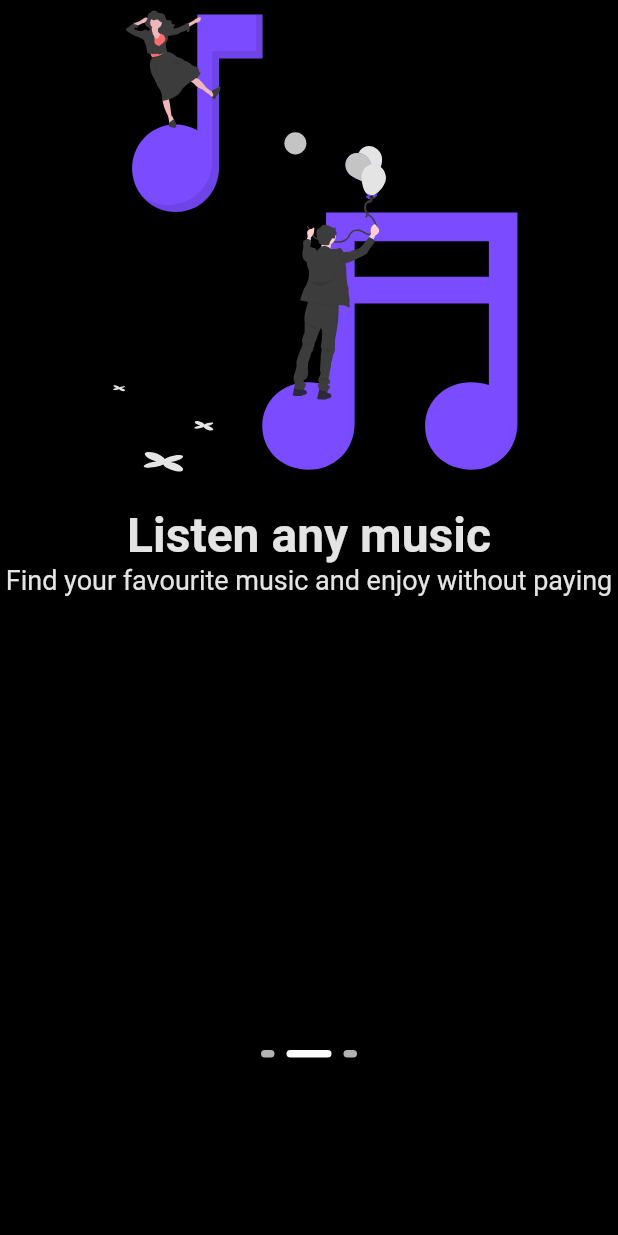
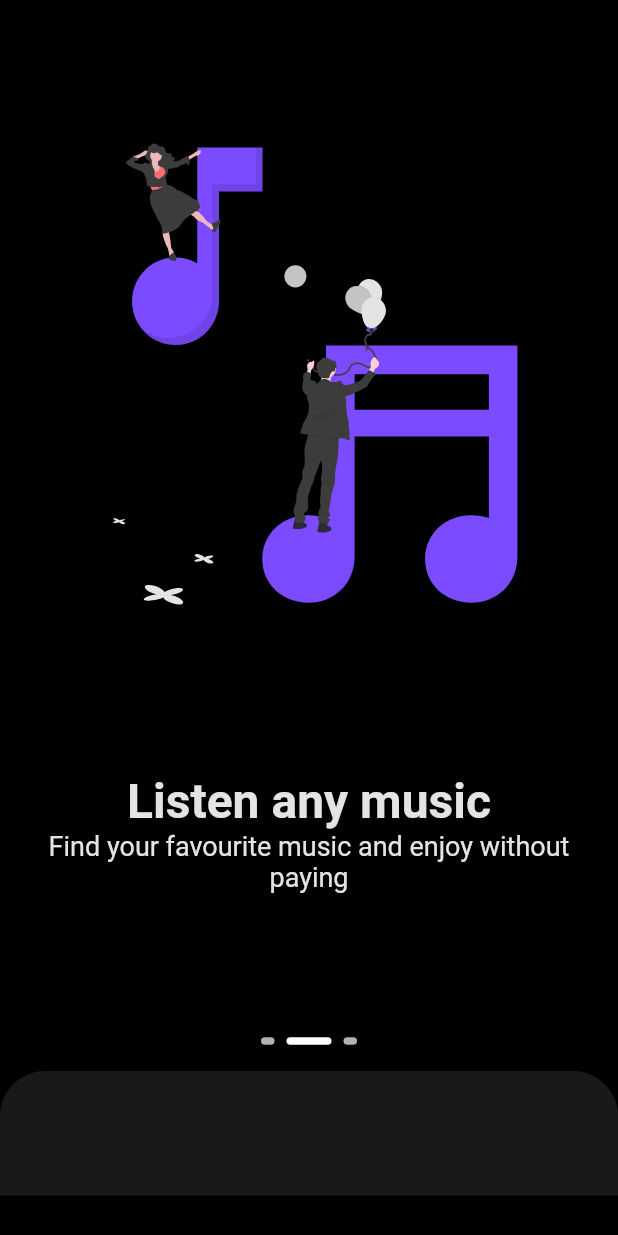
Before and after one commit to TAMU73/NUPHONIC--front_end, a Flutter app: the screen it shows after launch, swiped to page 2, on a phone screen of 412 x 824 dp. Run offline on Flutter 3.47's test engine with Material 2 defaults, Android fonts, the light colour scheme and no system bars; our stand-ins replace flutter_svg, google_fonts; Roboto replaces fonts that are missing (Khula).

Commit message:
Onboarding Screens Completed

```diff
--- /dev/null
+++ b/lib/extracted_widgets/onboarding_box.dart
@@ -0,0 +1,64 @@
+import 'package:flutter/material.dart';
+import 'package:flutter_svg/flutter_svg.dart';
+import 'package:google_fonts/google_fonts.dart';
+
+class OnboardingBox extends StatelessWidget {
+  final String imagePath;
+  final String title;
+  final String appName;
+  final String subTitle;
+
+  OnboardingBox({this.imagePath, this.title, this.appName, this.subTitle});
+
+
+  @override
+  Widget build(BuildContext context) {
+
+    double height = MediaQuery.of(context).size.height;
+    double width = MediaQuery.of(context).size.width;
+
+    return Padding(
+      padding: const EdgeInsets.symmetric(horizontal: 20),
+      child: Container(
+        height: height - 83,
+        child: Column(
+          mainAxisAlignment: MainAxisAlignment.spaceEvenly,
+          children: [
+            SvgPicture.asset(imagePath),
+            Column(
+              children: [
+                Text(
+                  title,
+                  style: GoogleFonts.khula(
+                      color: Color(0xffe4e4e4),
+                      textStyle:
+                      TextStyle(fontWeight: FontWeight.w700, fontSize: 32)),
+                ),
+                appName != null
+                    ? Column(
+                  children: [
+                    Text(
+                      appName,
+                      style: GoogleFonts.wallpoet(
+                          color: Color(0xffe4e4e4),
+                          textStyle: TextStyle(fontSize: 32)),
+                    ),
+                    SizedBox(height: 40,)
+                  ],
+                )
+                    : SizedBox(),
+                Text(
+                  subTitle,
+                  textAlign: TextAlign.center,
+                  style: GoogleFonts.khula(
+                      color: Color(0xffe4e4e4),
+                      textStyle: TextStyle(fontSize: 18)),
+                )
+              ],
+            )
+          ],
+        ),
+      ),
+    );
+  }
+}
--- a/lib/screens/authentication/onboarding.dart
+++ b/lib/screens/authentication/onboarding.dart
@@ -1,7 +1,12 @@
+import 'package:flutter/cupertino.dart';
 import 'package:flutter/material.dart';
-import 'package:flutter_svg/flutter_svg.dart';
-import 'package:google_fonts/google_fonts.dart';
+import 'package:nuphonic_front_end/extracted_widgets/onboarding_box.dart';
 import 'package:nuphonic_front_end/models/onboarding_model.dart';
+
+const bottomSheetDecoration = BoxDecoration(
+  color: Color(0xff191919),
+  borderRadius: BorderRadius.only(topRight: Radius.circular(30), topLeft: Radius.circular(30),),
+);
 
 class Onboarding extends StatefulWidget {
   @override
@@ -9,11 +14,12 @@ class Onboarding extends StatefulWidget {
 }
 
 class _OnboardingState extends State<Onboarding> {
+
   int currentIndex = 0;
 
   List<OnboardingModel> sliders = [
     OnboardingModel(
-        imagePath: "assets/logos/app_logo.svg",
+        imagePath: "assets/logos/app_logo_mini.svg",
         title: "Welcome to",
         appName: "NUPHONIC",
         subTitle: "ANYTIME, ANYWHERE"),
@@ -31,7 +37,7 @@ class _OnboardingState extends State<Onboarding> {
     return Padding(
       padding: const EdgeInsets.symmetric(horizontal: 4),
       child: AnimatedContainer(
-        duration: Duration(milliseconds: 400),
+        duration: Duration(milliseconds: 700),
         curve: Curves.linearToEaseOut,
         height: 5,
         width: isCurrentPage ? 30 : 9,
@@ -44,12 +50,17 @@ class _OnboardingState extends State<Onboarding> {
 
   @override
   Widget build(BuildContext context) {
+
+    double height = MediaQuery.of(context).size.height;
+    double width = MediaQuery.of(context).size.width;
+
     return Scaffold(
       backgroundColor: Colors.black,
-      body: Column(
+      body: SafeArea(
+        child: Column(
           children: [
             Container(
-            height: 700,
+              height: height - 140,
               child: PageView.builder(
                 onPageChanged: (val) {
                   setState(() {
@@ -67,7 +78,9 @@ class _OnboardingState extends State<Onboarding> {
                 },
               ),
             ),
-          Row(
+            Container(
+              height: 20,
+              child: Row(
                 mainAxisAlignment: MainAxisAlignment.center,
                 children: [
                   for (int i = 0; i < sliders.length; i++)
@@ -75,49 +88,16 @@ class _OnboardingState extends State<Onboarding> {
                         ? pageIndexIndicator(true)
                         : pageIndexIndicator(false),
                 ],
+              ),
+            ),
+            SizedBox(height: 10,),
+            Container(
+              height: 83,
+              decoration: bottomSheetDecoration
             )
           ],
+        ),
       ),
     );
   }
 }
-
-class OnboardingBox extends StatelessWidget {
-  final String imagePath;
-  final String title;
-  final String appName;
-  final String subTitle;
-
-  OnboardingBox({this.imagePath, this.title, this.appName, this.subTitle});
-
-  @override
-  Widget build(BuildContext context) {
-    return Container(
-      child: Column(
-        children: [
-          SvgPicture.asset(imagePath),
-          Text(
-            title,
-            style: GoogleFonts.khula(
-                color: Color(0xffe4e4e4),
-                textStyle:
-                    TextStyle(fontWeight: FontWeight.w700, fontSize: 32)),
-          ),
-          appName != null
-              ? Text(
-                  appName,
-                  style: GoogleFonts.wallpoet(
-                      color: Color(0xffe4e4e4),
-                      textStyle: TextStyle(fontSize: 32)),
-                )
-              : SizedBox(),
-          Text(
-            subTitle,
-            style: GoogleFonts.khula(
-                color: Color(0xffe4e4e4), textStyle: TextStyle(fontSize: 18)),
-          )
-        ],
-      ),
-    );
-  }
-}
```
Also changed, not shown: assets/logos/app_logo_mini.svg (added). Lines whose indentation alone changed are shown as unchanged.
